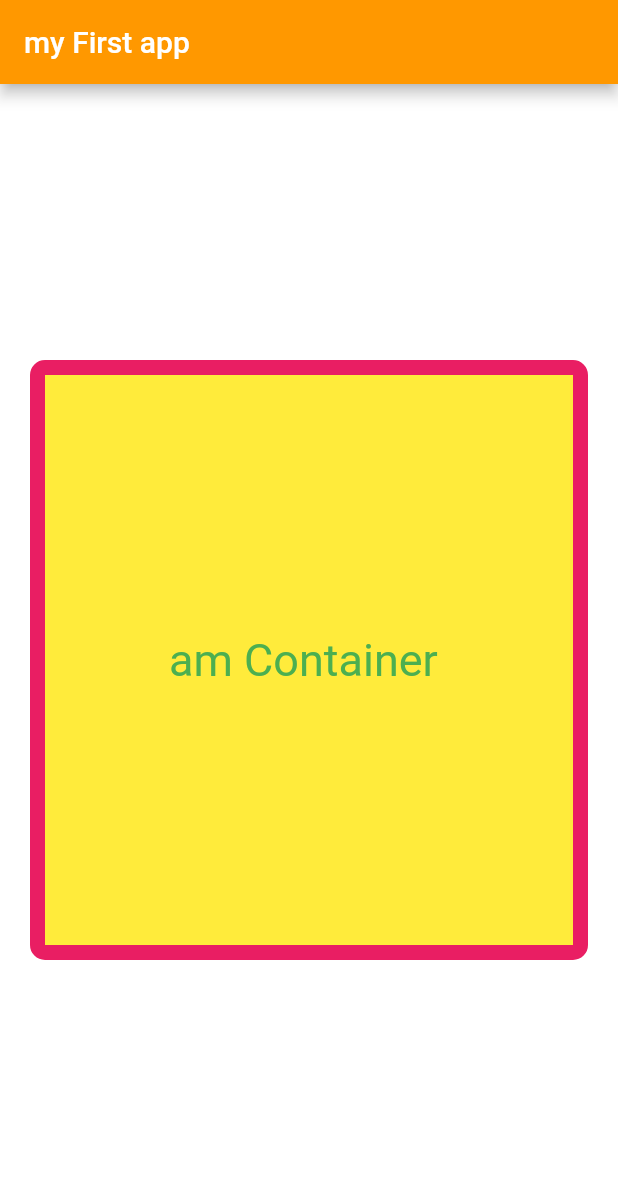
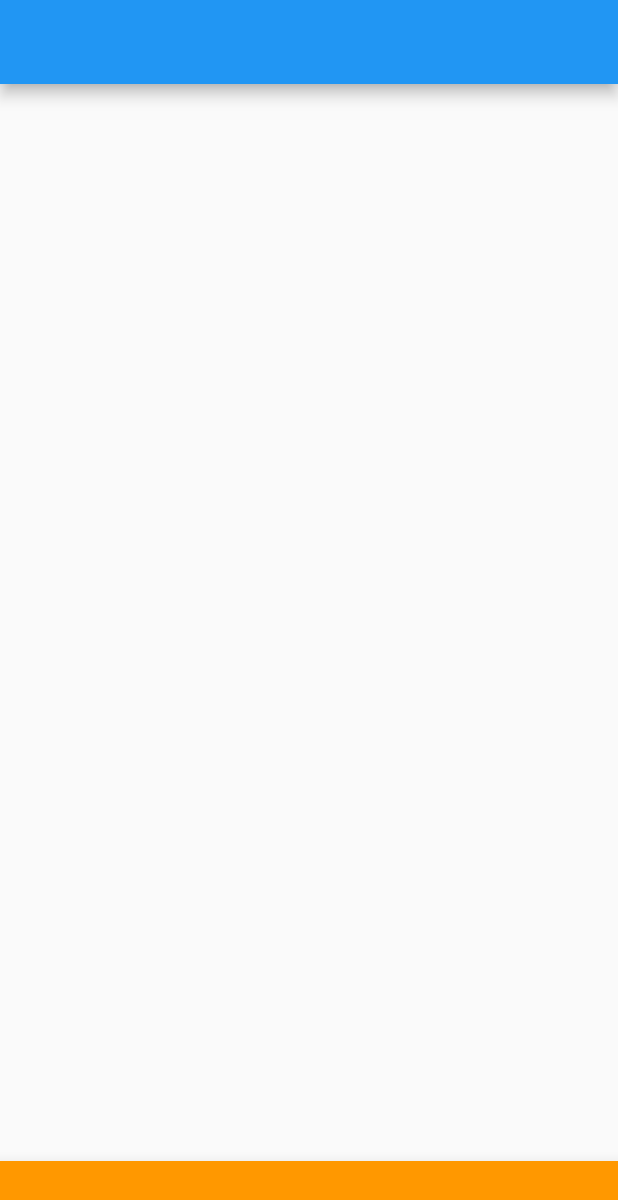
Before and after one commit to osamax2009/2022decemberFirstAppCourse, a Flutter app: the screen it shows after launch, on a phone screen of 412 x 824 dp. Shown: the top 1200 px of the screen. Run offline on Flutter 3.47's test engine with Material 2 defaults, Android fonts, the phone set to English and light mode, and no system bars.

Commit message:
bottombar

```diff
--- /dev/null
+++ b/lib/HomeScreen.dart
@@ -0,0 +1,24 @@
+
+
+
+import 'package:flutter/material.dart';
+
+class HomeScreen extends StatelessWidget {
+  const HomeScreen({Key? key}) : super(key: key);
+
+  @override
+  Widget build(BuildContext context) {
+    return Scaffold(
+      appBar: AppBar(),
+
+
+      bottomNavigationBar: BottomAppBar(
+        child: Container(
+          color: Colors.orange,
+          height: 50,
+        ),
+      ),
+
+    );
+  }
+}
--- a/lib/Screens/HomeScreen.dart
+++ /dev/null
@@ -1,49 +0,0 @@
-import 'package:flutter/animation.dart';
-import 'package:flutter/material.dart';
-
-
-
-class HomeScreen extends StatelessWidget {
-  const HomeScreen({Key? key}) : super(key: key);
-
-  @override
-  Widget build(BuildContext context) {
-    return Scaffold(
-      backgroundColor: Colors.white,
-      appBar: AppBar(
-        backgroundColor: Colors.orange,
-        title: Text("my First app"),
-
-      ),
-      body: Center(
-        child: Container(
-          alignment: Alignment.center,
-          height: 400,
-          width: 400,
-          margin: EdgeInsets.all(20),
-          padding: EdgeInsets.all(20),
-          decoration:BoxDecoration(
-            color: Colors.yellow,
-            border: Border.all(
-              width: 10,
-              color: Colors.pink
-            ),
-            borderRadius: BorderRadius.circular(10)
-
-          ) ,
-          child: Text("am Container ",
-            style: TextStyle(
-              fontSize: 30,
-              color: Colors.green
-            ),
-          )
-        ),
-      ),
-
-
-
-
-
-    );
-  }
-}
--- a/lib/main.dart
+++ b/lib/main.dart
@@ -1,13 +1,10 @@
 import 'package:flutter/material.dart';
 
-import 'Screens/HomeScreen.dart';
-
+import 'HomeScreen.dart';
 
 void main(){
   runApp(MyApp());
 }
-
-
 
 
 class MyApp extends StatelessWidget {
@@ -15,9 +12,8 @@ class MyApp extends StatelessWidget {
 
   @override
   Widget build(BuildContext context) {
-    return MaterialApp(
-
-      home: HomeScreen() ,
+    return const MaterialApp(
+        home:HomeScreen() ,
     );
   }
 }
```
